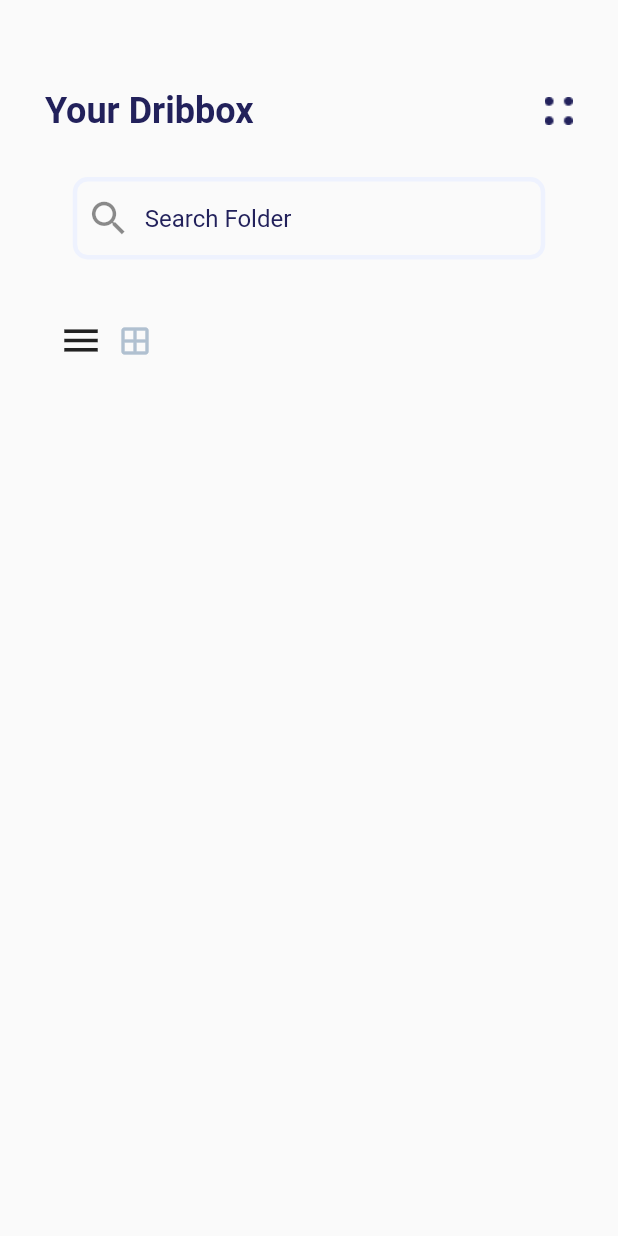
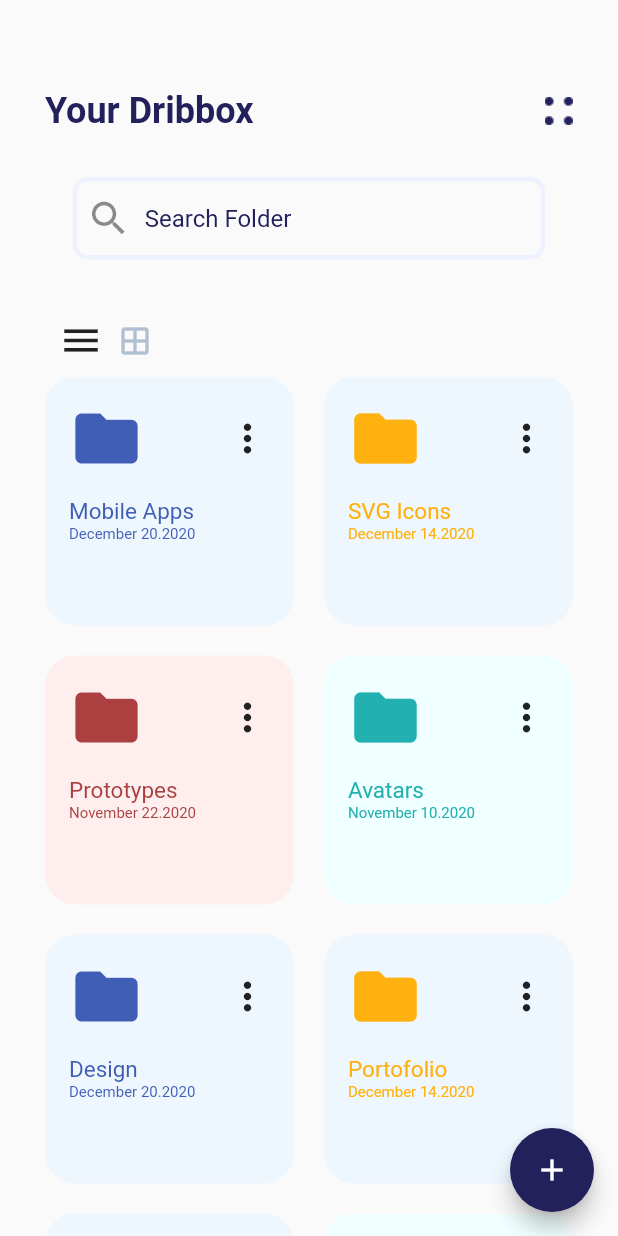
Before and after one commit to AlninoDP/dirbbox, a Flutter app: the screen it shows after launch, on a phone screen of 412 x 824 dp. Run offline on Flutter 3.47's test engine with Material 2 defaults, Android fonts, the phone set to English and light mode, and no system bars.

Commit message:
making home page

```diff
--- a/lib/main.dart
+++ b/lib/main.dart
@@ -1,6 +1,8 @@
+import 'package:dirbbox/viewmodels/storage_viewmodel.dart';
 import 'package:dirbbox/views/home_page/home_page.dart';
 import 'package:dirbbox/views/login_page/login_page.dart';
 import 'package:flutter/material.dart';
+import 'package:provider/provider.dart';
 
 void main() {
   runApp(const MyApp());
@@ -11,9 +13,12 @@ class MyApp extends StatelessWidget {
 
   @override
   Widget build(BuildContext context) {
-    return const MaterialApp(
-      debugShowCheckedModeBanner: false,
-      home: HomePage(),
+    return ChangeNotifierProvider(
+      create: (context) => StorageViewModel(),
+      child: const MaterialApp(
+        debugShowCheckedModeBanner: false,
+        home: HomePage(),
+      ),
     );
   }
 }
--- /dev/null
+++ b/lib/models/storage.dart
@@ -0,0 +1,27 @@
+import 'package:flutter/material.dart';
+
+class Storage {
+  int id;
+  String storageTittle;
+  String storageDate;
+  Color color;
+  Color? containerColor;
+
+  Storage(
+      {required this.id,
+      required this.storageTittle,
+      required this.storageDate,
+      required this.color}) {
+    if (color == const Color(0xff415EB6)) {
+      containerColor = const Color(0xffEEF7FE);
+    } else if (color == const Color(0xffFFB110)) {
+      containerColor = const Color(0xffEEF7FE);
+    } else if (color == const Color(0xff23B0B0)) {
+      containerColor = const Color(0xffF0FFFF);
+    } else if (color == const Color(0xffAC4040)) {
+      containerColor = const Color(0xffFEEEEE);
+    } else {
+      containerColor = const Color(0xffffffff);
+    }
+  }
+}
--- /dev/null
+++ b/lib/viewmodels/storage_viewmodel.dart
@@ -0,0 +1,55 @@
+import 'package:dirbbox/models/storage.dart';
+import 'package:flutter/material.dart';
+
+class StorageViewModel extends ChangeNotifier {
+  List<Storage> storages = [
+    Storage(
+      id: 1,
+      storageTittle: 'Mobile Apps',
+      storageDate: 'December 20.2020',
+      color: const Color(0xff415EB6),
+    ),
+    Storage(
+      id: 2,
+      storageTittle: 'SVG Icons',
+      storageDate: 'December 14.2020',
+      color: const Color(0xffFFB110),
+    ),
+    Storage(
+      id: 3,
+      storageTittle: 'Prototypes',
+      storageDate: 'November 22.2020',
+      color: const Color(0xffAC4040),
+    ),
+    Storage(
+      id: 4,
+      storageTittle: 'Avatars',
+      storageDate: 'November 10.2020',
+      color: const Color(0xff23B0B0),
+    ),
+    Storage(
+      id: 5,
+      storageTittle: 'Design',
+      storageDate: 'December 20.2020',
+      color: const Color(0xff415EB6),
+    ),
+    Storage(
+      id: 6,
+      storageTittle: 'Portofolio',
+      storageDate: 'December 14.2020',
+      color: const Color(0xffFFB110),
+    ),
+    Storage(
+      id: 7,
+      storageTittle: 'References',
+      storageDate: 'November 22.2020',
+      color: const Color(0xffFFB110),
+    ),
+    Storage(
+      id: 8,
+      storageTittle: 'Clients',
+      storageDate: 'November 10.2020',
+      color: const Color(0xff23B0B0),
+    ),
+  ];
+}
--- /dev/null
+++ b/lib/views/home_page/enum/time_stamp_enum.dart
@@ -0,0 +1 @@
+enum TimeStamp { recent, newest, oldest }
--- a/lib/views/home_page/home_page.dart
+++ b/lib/views/home_page/home_page.dart
@@ -1,11 +1,15 @@
+import 'package:dirbbox/viewmodels/storage_viewmodel.dart';
 import 'package:dirbbox/views/home_page/widgets/grid_button.dart';
+import 'package:dirbbox/views/home_page/widgets/storage_container.dart';
 import 'package:flutter/material.dart';
+import 'package:provider/provider.dart';
 
 class HomePage extends StatelessWidget {
   const HomePage({super.key});
 
   @override
   Widget build(BuildContext context) {
+    final storageList = Provider.of<StorageViewModel>(context);
     return SafeArea(
         child: Scaffold(
       body: Padding(
@@ -71,10 +75,30 @@ class HomePage extends StatelessWidget {
                 ),
                 GridButton(icon: Icons.window_outlined)
               ],
-            )
+            ),
+            Expanded(
+                child: GridView.builder(
+              itemCount: storageList.storages.length,
+              gridDelegate: const SliverGridDelegateWithFixedCrossAxisCount(
+                  crossAxisCount: 2, mainAxisSpacing: 20, crossAxisSpacing: 20),
+              itemBuilder: (context, index) {
+                return StorageContainer(
+                    containerColor: storageList.storages[index].containerColor!,
+                    color: storageList.storages[index].color,
+                    date: storageList.storages[index].storageDate,
+                    tittle: storageList.storages[index].storageTittle);
+              },
+            ))
           ],
         ),
       ),
+      floatingActionButton: FloatingActionButton(
+          backgroundColor: const Color(0xff22215B),
+          onPressed: () {},
+          child: const Icon(
+            Icons.add,
+            color: Color(0xffffffff),
+          )),
     ));
   }
 }
--- /dev/null
+++ b/lib/views/home_page/widgets/storage_container.dart
@@ -0,0 +1,57 @@
+import 'package:flutter/material.dart';
+
+class StorageContainer extends StatelessWidget {
+  final Color containerColor;
+  final Color color;
+  final String tittle;
+  final String date;
+  const StorageContainer(
+      {super.key,
+      required this.containerColor,
+      required this.color,
+      required this.date,
+      required this.tittle});
+
+  @override
+  Widget build(BuildContext context) {
+    return Container(
+      height: 107,
+      width: 148,
+      padding: const EdgeInsets.all(16),
+      decoration: BoxDecoration(
+        color: containerColor,
+        borderRadius: BorderRadius.circular(20),
+      ),
+      child: Column(
+        crossAxisAlignment: CrossAxisAlignment.start,
+        children: [
+          Row(
+            mainAxisAlignment: MainAxisAlignment.spaceBetween,
+            children: [
+              Icon(
+                Icons.folder,
+                color: color,
+                size: 50,
+              ),
+              const Icon(
+                Icons.more_vert,
+                size: 30,
+              )
+            ],
+          ),
+          const SizedBox(
+            height: 15,
+          ),
+          Text(
+            tittle,
+            style: TextStyle(color: color, fontSize: 15),
+          ),
+          Text(
+            date,
+            style: TextStyle(color: color, fontSize: 10),
+          ),
+        ],
+      ),
+    );
+  }
+}
```
Also changed, not shown: pubspec.lock.
